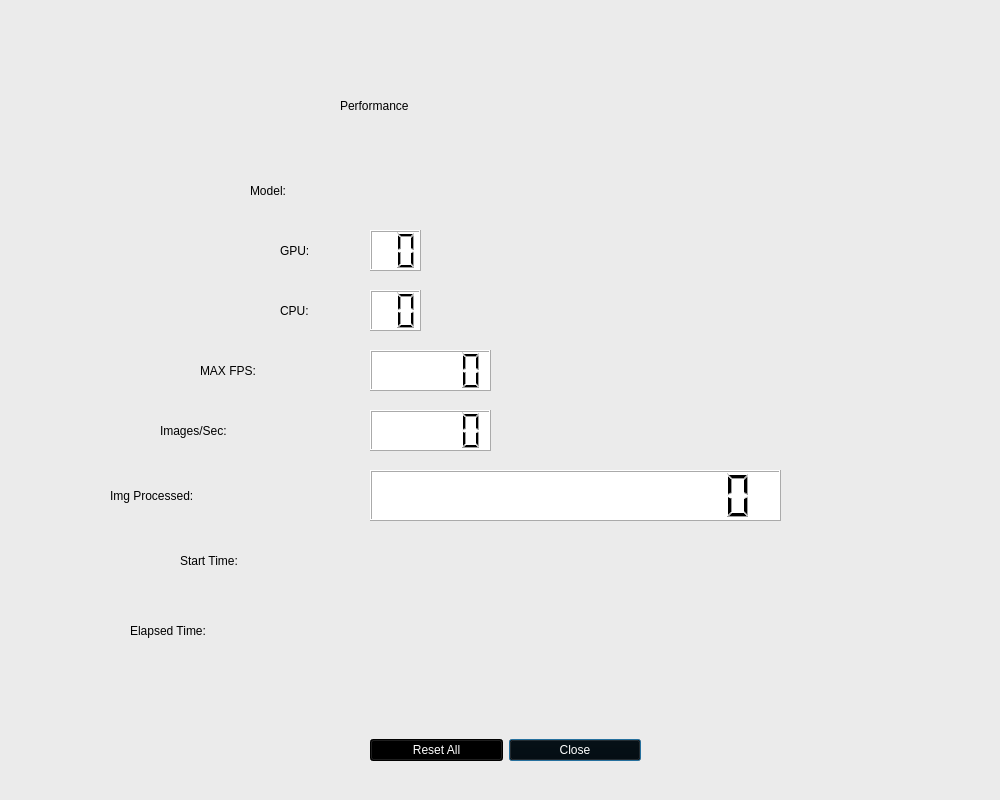
Qt form utils/annInferenceApp/perf_graph.ui (kiritigowda/amdovx-modules) before a commit.
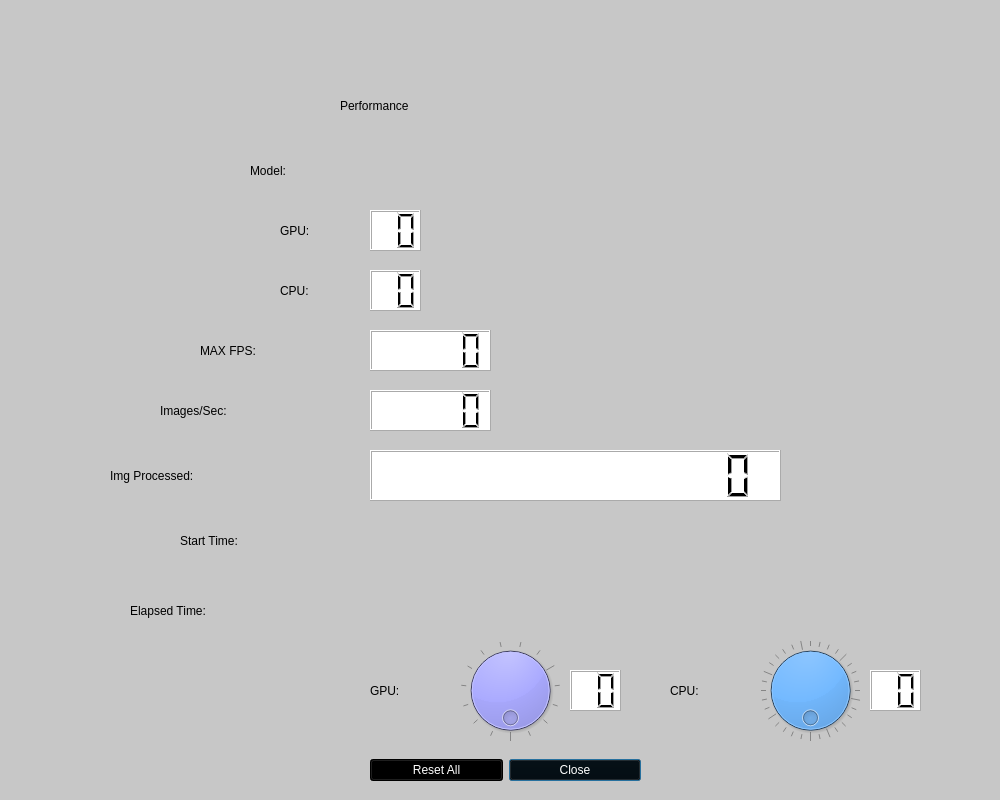
The same form after that commit. Icons and pictures are not drawn.

Commit message: Notches added for control

What changed in the file:
```diff
--- a/utils/annInferenceApp/perf_graph.ui
+++ b/utils/annInferenceApp/perf_graph.ui
@@ -27,13 +27,13 @@
   </property>
   <property name="styleSheet">
    <string notr="true">
-background-color: rgb(235, 235, 235);</string>
+background-color: rgb(199, 199, 199);</string>
   </property>
   <widget class="QWidget" name="gridLayoutWidget">
    <property name="geometry">
     <rect>
      <x>370</x>
-     <y>720</y>
+     <y>740</y>
      <width>271</width>
      <height>61</height>
     </rect>
@@ -67,7 +67,7 @@
    <property name="geometry">
     <rect>
      <x>370</x>
-     <y>410</y>
+     <y>390</y>
      <width>121</width>
      <height>41</height>
     </rect>
@@ -90,7 +90,7 @@
    <property name="geometry">
     <rect>
      <x>160</x>
-     <y>410</y>
+     <y>390</y>
      <width>201</width>
      <height>41</height>
     </rect>
@@ -107,7 +107,7 @@
    <property name="geometry">
     <rect>
      <x>370</x>
-     <y>470</y>
+     <y>450</y>
      <width>411</width>
      <height>51</height>
     </rect>
@@ -127,7 +127,7 @@
    <property name="geometry">
     <rect>
      <x>110</x>
-     <y>470</y>
+     <y>450</y>
      <width>251</width>
      <height>51</height>
     </rect>
@@ -193,7 +193,7 @@
    <property name="geometry">
     <rect>
      <x>370</x>
-     <y>350</y>
+     <y>330</y>
      <width>121</width>
      <height>41</height>
     </rect>
@@ -210,7 +210,7 @@
    <property name="geometry">
     <rect>
      <x>200</x>
-     <y>350</y>
+     <y>330</y>
      <width>161</width>
      <height>41</height>
     </rect>
@@ -227,7 +227,7 @@
    <property name="geometry">
     <rect>
      <x>250</x>
-     <y>170</y>
+     <y>150</y>
      <width>121</width>
      <height>41</height>
     </rect>
@@ -244,7 +244,7 @@
    <property name="geometry">
     <rect>
      <x>370</x>
-     <y>170</y>
+     <y>150</y>
      <width>541</width>
      <height>41</height>
     </rect>
@@ -261,7 +261,7 @@
    <property name="geometry">
     <rect>
      <x>280</x>
-     <y>230</y>
+     <y>210</y>
      <width>81</width>
      <height>41</height>
     </rect>
@@ -278,7 +278,7 @@
    <property name="geometry">
     <rect>
      <x>370</x>
-     <y>230</y>
+     <y>210</y>
      <width>51</width>
      <height>41</height>
     </rect>
@@ -295,7 +295,7 @@
    <property name="geometry">
     <rect>
      <x>180</x>
-     <y>540</y>
+     <y>520</y>
      <width>181</width>
      <height>41</height>
     </rect>
@@ -312,7 +312,7 @@
    <property name="geometry">
     <rect>
      <x>370</x>
-     <y>540</y>
+     <y>520</y>
      <width>511</width>
      <height>41</height>
     </rect>
@@ -329,7 +329,7 @@
    <property name="geometry">
     <rect>
      <x>130</x>
-     <y>610</y>
+     <y>590</y>
      <width>231</width>
      <height>41</height>
     </rect>
@@ -346,7 +346,7 @@
    <property name="geometry">
     <rect>
      <x>370</x>
-     <y>610</y>
+     <y>590</y>
      <width>511</width>
      <height>41</height>
     </rect>
@@ -363,7 +363,7 @@
    <property name="geometry">
     <rect>
      <x>280</x>
-     <y>290</y>
+     <y>270</y>
      <width>81</width>
      <height>41</height>
     </rect>
@@ -380,7 +380,7 @@
    <property name="geometry">
     <rect>
      <x>370</x>
-     <y>290</y>
+     <y>270</y>
      <width>51</width>
      <height>41</height>
     </rect>
@@ -397,7 +397,7 @@
    <property name="geometry">
     <rect>
      <x>440</x>
-     <y>230</y>
+     <y>210</y>
      <width>461</width>
      <height>41</height>
     </rect>
@@ -414,7 +414,7 @@
    <property name="geometry">
     <rect>
      <x>440</x>
-     <y>290</y>
+     <y>270</y>
      <width>471</width>
      <height>41</height>
     </rect>
@@ -427,6 +427,124 @@
     <string/>
    </property>
   </widget>
+  <widget class="QDial" name="GPU_dial">
+   <property name="geometry">
+    <rect>
+     <x>450</x>
+     <y>640</y>
+     <width>121</width>
+     <height>101</height>
+    </rect>
+   </property>
+   <property name="styleSheet">
+    <string notr="true">background-color: rgb(170, 170, 255);</string>
+   </property>
+   <property name="minimum">
+    <number>1</number>
+   </property>
+   <property name="maximum">
+    <number>16</number>
+   </property>
+   <property name="wrapping">
+    <bool>true</bool>
+   </property>
+   <property name="notchesVisible">
+    <bool>true</bool>
+   </property>
+  </widget>
+  <widget class="QDial" name="CPU_dial">
+   <property name="geometry">
+    <rect>
+     <x>750</x>
+     <y>640</y>
+     <width>121</width>
+     <height>101</height>
+    </rect>
+   </property>
+   <property name="styleSheet">
+    <string notr="true">background-color: rgb(85, 170, 255);</string>
+   </property>
+   <property name="minimum">
+    <number>1</number>
+   </property>
+   <property name="maximum">
+    <number>128</number>
+   </property>
+   <property name="wrapping">
+    <bool>true</bool>
+   </property>
+   <property name="notchesVisible">
+    <bool>true</bool>
+   </property>
+  </widget>
+  <widget class="QLabel" name="NGPU_label_2">
+   <property name="geometry">
+    <rect>
+     <x>370</x>
+     <y>670</y>
+     <width>81</width>
+     <height>41</height>
+    </rect>
+   </property>
+   <property name="styleSheet">
+    <string notr="true">color: rgb(0, 0, 0);
+font: 75 28pt &quot;Ubuntu&quot;;</string>
+   </property>
+   <property name="text">
+    <string>GPU:</string>
+   </property>
+  </widget>
+  <widget class="QLabel" name="NCPU_label_2">
+   <property name="geometry">
+    <rect>
+     <x>670</x>
+     <y>670</y>
+     <width>81</width>
+     <height>41</height>
+    </rect>
+   </property>
+   <property name="styleSheet">
+    <string notr="true">color: rgb(0, 0, 0);
+font: 75 28pt &quot;Ubuntu&quot;;</string>
+   </property>
+   <property name="text">
+    <string>CPU:</string>
+   </property>
+  </widget>
+  <widget class="QLCDNumber" name="GPU_control_lcdNumber">
+   <property name="geometry">
+    <rect>
+     <x>570</x>
+     <y>670</y>
+     <width>51</width>
+     <height>41</height>
+    </rect>
+   </property>
+   <property name="styleSheet">
+    <string notr="true">background-color: rgb(255, 255, 255);
+color: rgb(0, 0, 0);</string>
+   </property>
+   <property name="digitCount">
+    <number>2</number>
+   </property>
+  </widget>
+  <widget class="QLCDNumber" name="CPU_control_lcdNumber">
+   <property name="geometry">
+    <rect>
+     <x>870</x>
+     <y>670</y>
+     <width>51</width>
+     <height>41</height>
+    </rect>
+   </property>
+   <property name="styleSheet">
+    <string notr="true">background-color: rgb(255, 255, 255);
+color: rgb(0, 0, 0);</string>
+   </property>
+   <property name="digitCount">
+    <number>2</number>
+   </property>
+  </widget>
  </widget>
  <resources>
   <include location="resources.qrc"/>
```
The commit also changes 2 other files.
